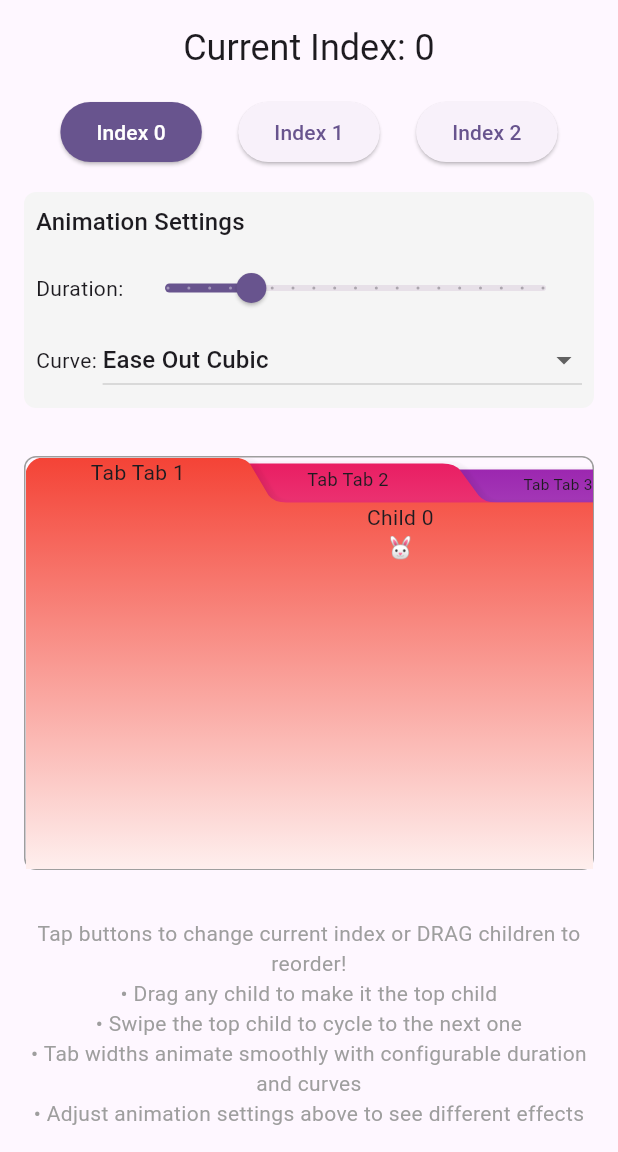
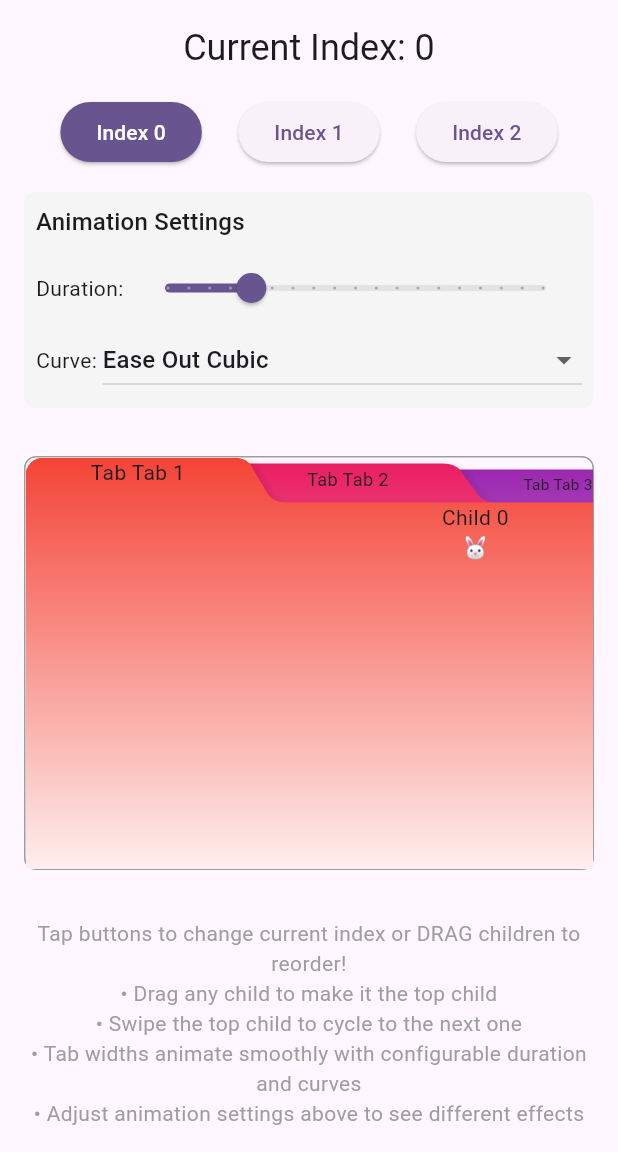
Before and after one commit to llg94th/animated_tab_view, a Flutter app: the screen it shows after launch, on a phone screen of 412 x 824 dp, the part 84-1236 px from its top. Run offline on Flutter 3.47's test engine with Material 3 defaults, Android fonts, the phone set to English and light mode, and no system bars.

Commit message:
Update childWidth in AnimatedReorderableStack for improved layout flexibility
- Increased default childWidth from 500.0 to 600.0 to enhance the visual layout.
- Adjusted internal positioning calculations to utilize the updated childWidth and childHeight properties, ensuring proper rendering of child widgets.

```diff
--- a/lib/animated_reorderable_stack.dart
+++ b/lib/animated_reorderable_stack.dart
@@ -64,7 +64,7 @@ class AnimatedReorderableStack extends StatefulWidget {
     this.clipBehavior = Clip.hardEdge,
     this.children = const <Widget>[],
     this.childHeight = 300.0,
-    this.childWidth = 500.0,
+    this.childWidth = 600.0,
     this.minTabWidth = 150.0,
     this.tabOverlapWidth = 10.0,
     this.tabHeightSpacing = 4.0,
@@ -243,6 +243,8 @@ class _AnimatedReorderableStackState extends State<AnimatedReorderableStack>
             return Positioned(
               left: position.dx,
               top: reducedTitleHeight,
+              width: widget.childWidth,
+              height: widget.childHeight - reducedTitleHeight,
               child: Opacity(
                 opacity: opacity,
                 child: GestureDetector(
```
